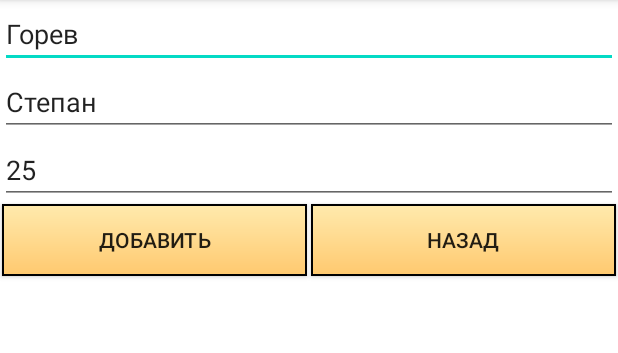
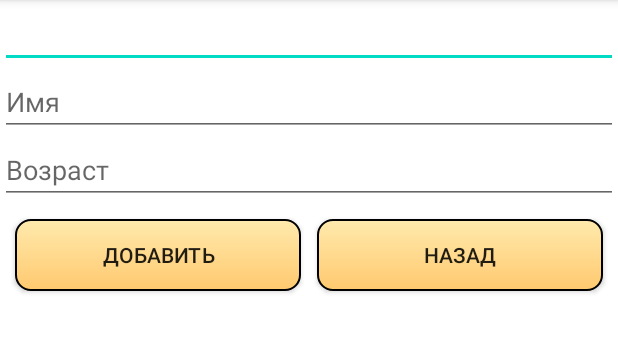
Before and after one commit to raiveder/Employees, an Android app: the AddData screen opened directly, with no data from a screen before it, on a phone screen of 412 x 824 dp, the part 84-437 px from its top. Run offline under Robolectric (Android 15) with nearby library versions, the phone set to English and light mode, and no system bars.

Commit message:
Добавлена возможность удаления, чуть-чуть оптимизирован дизайн

```diff
--- a/app/build.gradle
+++ b/app/build.gradle
@@ -32,7 +32,7 @@ dependencies {
     implementation 'androidx.appcompat:appcompat:1.3.0'
     implementation 'com.google.android.material:material:1.4.0'
     implementation 'androidx.constraintlayout:constraintlayout:2.0.4'
-    implementation files('C:\\Sergeev41P\\app\\libs\\jtds-1.3.1.jar')
+    implementation files('D:\\Android projects\\Employees\\app\\libs\\jtds-1.3.1.jar')
     testImplementation 'junit:junit:4.13.2'
     androidTestImplementation 'androidx.test.ext:junit:1.1.3'
     androidTestImplementation 'androidx.test.espresso:espresso-core:3.4.0'
--- a/app/src/main/java/com/example/employees/AddData.java
+++ b/app/src/main/java/com/example/employees/AddData.java
@@ -21,7 +21,6 @@ public class AddData extends AppCompatActivity implements View.OnClickListener {
     TextView txtName;
     TextView txtAge;
     Connection connection;
-    String ConnectionResult = "";
 
     @Override
     protected void onCreate(Bundle savedInstanceState) {
@@ -93,10 +92,10 @@ public class AddData extends AppCompatActivity implements View.OnClickListener {
                         Toast.makeText(this, "Сотрудник успешно добавлен", Toast.LENGTH_LONG).show();
                         break;
                     } else {
-                        ConnectionResult = "Check connection";
+                        Toast.makeText(this, "Проверьте подключение!", Toast.LENGTH_LONG).show();
                     }
                 } catch (Exception ex) {
-
+                    Toast.makeText(this, "Возникла ошибка!", Toast.LENGTH_LONG).show();
                 }
         }
     }
--- a/app/src/main/res/drawable/buttonbackground.xml
+++ b/app/src/main/res/drawable/buttonbackground.xml
@@ -2,4 +2,5 @@
 <shape xmlns:android="http://schemas.android.com/apk/res/android">
     <gradient android:startColor="#ffc96f" android:endColor="#ffeaad" android:angle="90.0"/>
     <stroke android:width="1dp" android:color="@color/black"/>
+    <corners android:radius="10dp"/>
 </shape>
--- a/app/src/main/res/layout/activity_add_data.xml
+++ b/app/src/main/res/layout/activity_add_data.xml
@@ -11,7 +11,6 @@
         android:layout_width="0dp"
         android:layout_height="wrap_content"
         android:hint="@string/surname"
-        android:text="Горев"
         app:layout_constraintTop_toTopOf="parent"
         app:layout_constraintStart_toStartOf="parent"
         app:layout_constraintEnd_toEndOf="parent"
@@ -23,7 +22,6 @@
         android:layout_width="0dp"
         android:layout_height="wrap_content"
         app:layout_constraintTop_toBottomOf="@id/Surname"
-        android:text="Степан"
         app:layout_constraintStart_toStartOf="parent"
         app:layout_constraintEnd_toEndOf="parent"
         app:layout_constraintBottom_toTopOf="@id/Age"/>
@@ -34,7 +32,6 @@
         android:layout_height="wrap_content"
         android:hint="@string/age"
         app:layout_constraintBottom_toTopOf="@id/btnAdd"
-        android:text="25"
         app:layout_constraintStart_toStartOf="parent"
         app:layout_constraintEnd_toEndOf="parent"
         app:layout_constraintTop_toBottomOf="@id/Name" />
@@ -48,8 +45,9 @@
         app:layout_constraintEnd_toStartOf="@id/btnBack"
         app:layout_constraintStart_toStartOf="parent"
         app:layout_constraintTop_toBottomOf="@id/Age"
-        android:layout_marginRight="1dp"
-        android:layout_marginLeft="1dp"/>
+        android:layout_marginRight="5dp"
+        android:layout_marginLeft="10dp"
+        android:layout_marginTop="10dp"/>
 
     <android.widget.Button
         android:id="@+id/btnBack"
@@ -60,7 +58,8 @@
         app:layout_constraintEnd_toEndOf="parent"
         app:layout_constraintStart_toEndOf="@id/btnAdd"
         app:layout_constraintTop_toBottomOf="@id/Age"
-        android:layout_marginRight="1dp"
-        android:layout_marginLeft="1dp"/>
+        android:layout_marginRight="10dp"
+        android:layout_marginLeft="5dp"
+        android:layout_marginTop="10dp"/>
 
 </androidx.constraintlayout.widget.ConstraintLayout>
```
Also changed, not shown: app/src/main/java/com/example/employees/MainActivity.java (+60 -16 lines), app/src/main/res/layout/activity_main.xml (+16 -7 lines).
